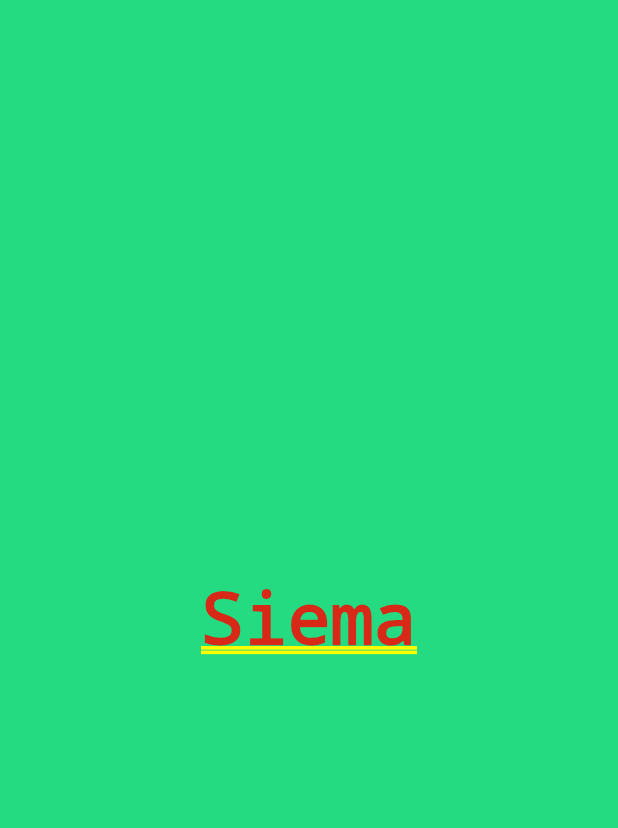
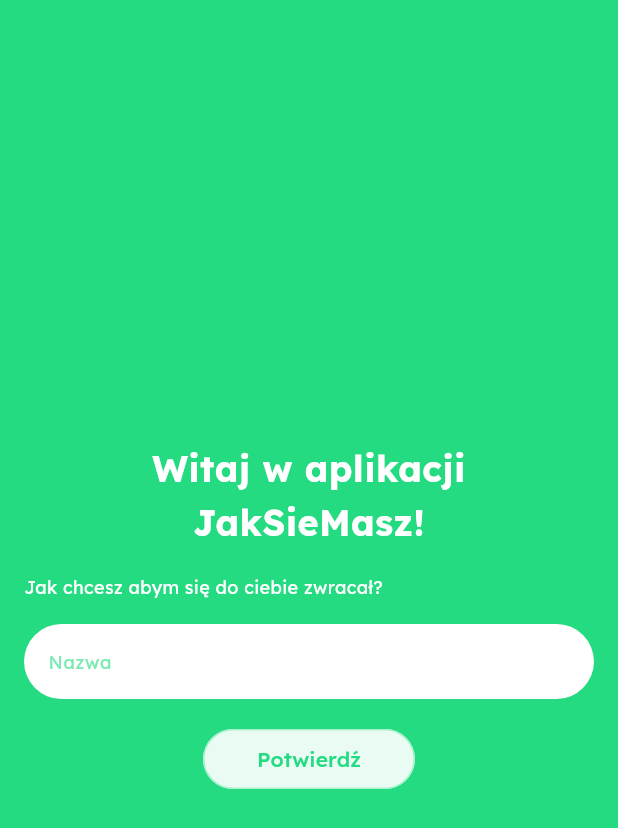
Before and after one commit to xSmilO/JakSieMasz, a Flutter app: the screen it shows after launch, on a phone screen of 412 x 824 dp. Shown: the top 828 px of the screen. Run offline on Flutter 3.47's test engine with Material 3 defaults, Android fonts, the light colour scheme and no system bars; our stand-ins replace fl_chart, flutter_local_notifications, flutter_svg, flutter_timezone, fluttertoast, go_router and 5 more; accounts and stored records are empty.

Commit message:
everything workds

```diff
--- a/lib/Styles/styles.dart
+++ b/lib/Styles/styles.dart
@@ -2,9 +2,10 @@ import 'dart:ui';
 
 abstract final class Styles {
   static Color bgColor = Color(0xFFF2F2F2);
+  static Color primaryColor100 = Color(0xFFE9FBF2);
+  static Color primaryColor200 = Color(0xFFA7F1CD);
+  static Color primaryColor300 = Color(0xFF7CE9B4);
   static Color primaryColor500 = Color(0xFF24DB82);
-  static Color primaryColor100 = Color(0xFFE9FBF2);
-  static Color primaryColor300 = Color(0xFF7CE9B4);
   static Color secondaryColor300 = Color(0xFFFBBE6A);
   static Color inactiveNavItem = Color(0xFF999999);
   static Color fontColorDark = Color(0xFF2A2222);
--- a/lib/UI/Welcome/welcome_screen.dart
+++ b/lib/UI/Welcome/welcome_screen.dart
@@ -1,15 +1,121 @@
 import 'package:flutter/material.dart';
+import 'package:go_router/go_router.dart';
+import 'package:jak_sie_masz/Data/user_repository.dart';
 import 'package:jak_sie_masz/Styles/styles.dart';
+import 'package:jak_sie_masz/routing/routes.dart';
 
 class WelcomeScreen extends StatelessWidget {
-  const WelcomeScreen({super.key});
+  const WelcomeScreen({super.key, required this.userRepository});
+  final UserRepository userRepository;
 
   @override
   Widget build(BuildContext context) {
-    return Container(
-      color: Styles.primaryColor500,
-      child: Center(
-        child: Text("Siema"),
+    String username = "";
+    return Scaffold(
+      backgroundColor: Styles.primaryColor500,
+      body: Container(
+        color: Styles.primaryColor500,
+        child: Center(
+          child: Padding(
+            padding: EdgeInsets.symmetric(horizontal: 16),
+            child: Container(
+              child: Column(
+                mainAxisSize: MainAxisSize.min,
+                crossAxisAlignment: CrossAxisAlignment.stretch,
+                spacing: 16,
+                children: [
+                  Text(
+                    "Witaj w aplikacji\nJakSieMasz!",
+                    textAlign: TextAlign.center,
+                    style: TextStyle(
+                      fontSize: Styles.fontSizeH1,
+                      color: Colors.white,
+                      fontFamily: Styles.fontFamily,
+                      fontWeight: FontWeight.bold,
+                      decoration: TextDecoration.none,
+                      height: 1.5,
+                    ),
+                  ),
+                  Column(
+                    crossAxisAlignment: CrossAxisAlignment.start,
+                    spacing: 16,
+                    children: [
+                      Text(
+                        "Jak chcesz abym się do ciebie zwracał?",
+                        style: TextStyle(
+                          fontSize: Styles.fontSizeP,
+                          color: Colors.white,
+                          fontFamily: Styles.fontFamily,
+                          fontWeight: FontWeight.normal,
+                          decoration: TextDecoration.none,
+                          height: 1.5,
+                        ),
+                      ),
+                      Container(
+                        child: TextField(
+                          onChanged: (value) {
+                            username = value;
+                          },
+                          cursorColor: Styles.primaryColor100,
+                          decoration: InputDecoration(
+                            hintText: "Nazwa",
+                            enabledBorder: OutlineInputBorder(
+                                borderSide: BorderSide(
+                                  color: Colors.transparent,
+                                ),
+                                borderRadius: BorderRadius.circular(32)),
+                            fillColor: Colors.white,
+                            filled: true,
+                            hintStyle: TextStyle(
+                              color: Styles.primaryColor300,
+                              fontFamily: Styles.fontFamily,
+                              fontWeight: FontWeight.normal,
+                              fontSize: Styles.fontSizeP,
+                            ),
+                            focusedBorder: OutlineInputBorder(
+                              borderRadius: BorderRadius.circular(32),
+                              borderSide: BorderSide(
+                                color: Styles.primaryColor300,
+                              ),
+                            ),
+                          ),
+                          style: TextStyle(
+                            color: Styles.primaryColor500,
+                            fontFamily: Styles.fontFamily,
+                            fontWeight: FontWeight.normal,
+                            fontSize: Styles.fontSizeP,
+                          ),
+                        ),
+                      ),
+                      Center(
+                        child: TextButton(
+                          onPressed: () {
+                            userRepository.setUsername(username);
+                            context.go(Routes.home);
+                          },
+                          style: ButtonStyle(
+                              backgroundColor: WidgetStatePropertyAll(
+                                  Styles.primaryColor100),
+                              side: WidgetStatePropertyAll(BorderSide(
+                                color: Styles.primaryColor200,
+                              ))),
+                          child: Padding(
+                            padding: const EdgeInsets.symmetric(
+                                vertical: 2, horizontal: 24),
+                            child: Text(
+                              "Potwierdź",
+                              style: TextStyle(color: Styles.primaryColor500),
+                            ),
+                          ),
+                        ),
+                      )
+                    ],
+                  ),
+                ],
+              ),
+            ),
+          ),
+        ),
       ),
     );
   }
--- a/lib/routing/router.dart
+++ b/lib/routing/router.dart
@@ -20,8 +20,7 @@ GoRouter router() => GoRouter(
       redirect: (context, state) async {
         String? username =
             await SharedPreferencesService().fetchString("username");
-        print(username);
-        return username == null ? Routes.welcome : Routes.home;
+        return username == null ? Routes.welcome : null;
       },
       routes: [
         StatefulShellRoute.indexedStack(
@@ -61,7 +60,9 @@ GoRouter router() => GoRouter(
         ),
         GoRoute(
           path: Routes.welcome,
-          builder: (context, state) => WelcomeScreen(),
+          builder: (context, state) => WelcomeScreen(
+            userRepository: context.read(),
+          ),
         )
       ],
     );
```
Also changed, not shown: pubspec.lock.
